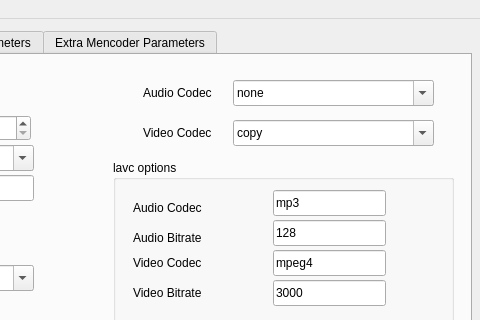
This is mtvcgui.ui in sbruno/mtvcgui as Qt 5 draws it before an edit; both pictures show x 214 to 694 and y 0 to 320 of the 694 by 523 pixel window. The edited form follows.
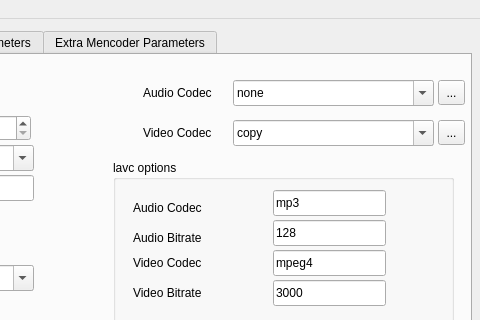
This is the edited form.

Commit message: Added info about codecs taken from mencoder output

```diff
--- a/mtvcgui.ui
+++ b/mtvcgui.ui
@@ -560,6 +560,32 @@
        </property>
       </widget>
      </widget>
+     <widget class="QToolButton" name="showAudioCodecsButton" >
+      <property name="geometry" >
+       <rect>
+        <x>645</x>
+        <y>25</y>
+        <width>27</width>
+        <height>25</height>
+       </rect>
+      </property>
+      <property name="text" >
+       <string>...</string>
+      </property>
+     </widget>
+     <widget class="QToolButton" name="showVideoCodecsButton" >
+      <property name="geometry" >
+       <rect>
+        <x>645</x>
+        <y>65</y>
+        <width>27</width>
+        <height>25</height>
+       </rect>
+      </property>
+      <property name="text" >
+       <string>...</string>
+      </property>
+     </widget>
     </widget>
     <widget class="QWidget" name="tab_2" >
      <attribute name="title" >
```
Left out of the diff: 36 changed lines with no effect on the pictures. The commit also changes 4 other files.
